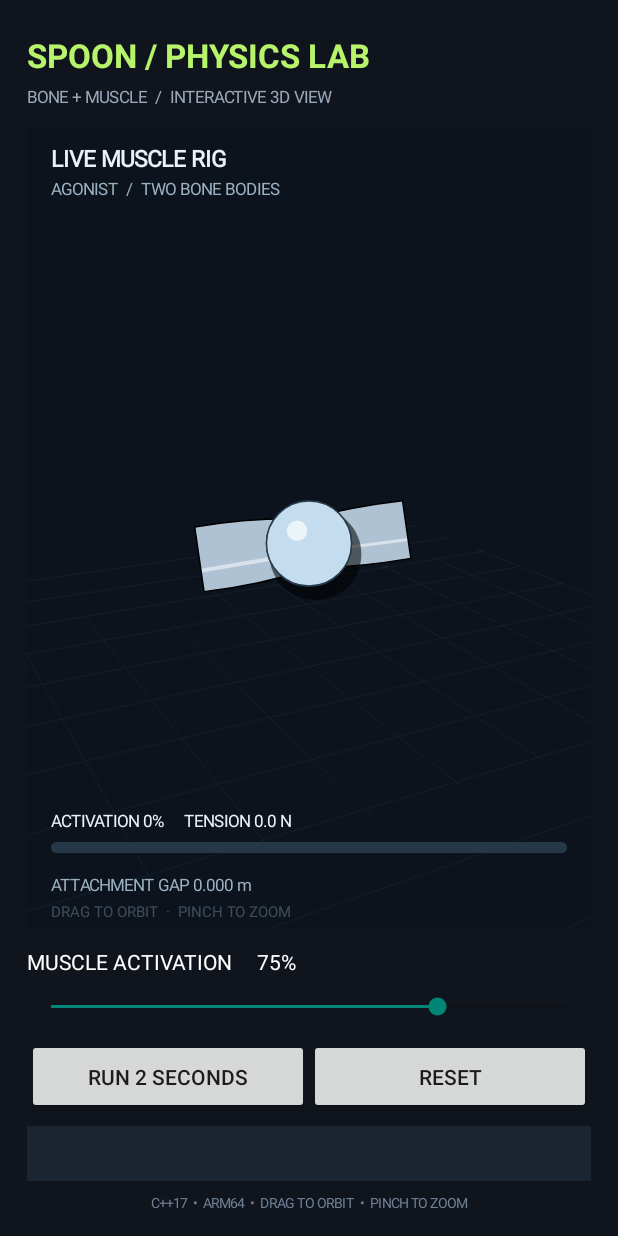
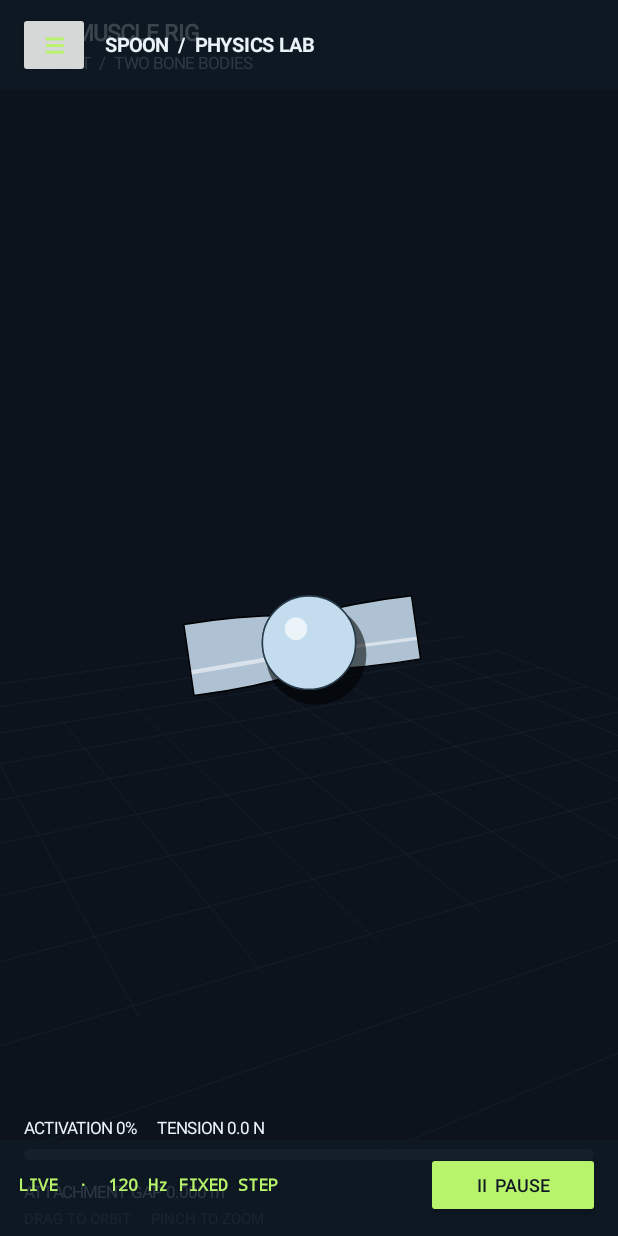
Before and after one commit to Dripxiecon/Spoon-Engine, an Android app: the screen it shows after launch (MainActivity), on a phone screen of 412 x 824 dp. Run offline under Robolectric (Android 15) with nearby library versions, the phone set to English and light mode, and no system bars; 5 statements that could not run were skipped.

Commit message:
Make physics demo continuously simulate with full-screen viewport controls

```diff
--- a/android-demo/app/src/main/java/com/spoonengine/demo/MainActivity.java
+++ b/android-demo/app/src/main/java/com/spoonengine/demo/MainActivity.java
@@ -1,24 +1,33 @@
 package com.spoonengine.demo;
 
 import android.app.Activity;
+import android.app.AlertDialog;
+import android.graphics.Color;
 import android.graphics.Typeface;
 import android.os.Bundle;
+import android.view.Choreographer;
 import android.view.Gravity;
+import android.view.View;
 import android.view.ViewGroup;
 import android.widget.Button;
+import android.widget.FrameLayout;
 import android.widget.LinearLayout;
 import android.widget.SeekBar;
 import android.widget.TextView;
 
-public final class MainActivity extends Activity {
+public final class MainActivity extends Activity implements Choreographer.FrameCallback {
     static {
         System.loadLibrary("spoon_demo");
     }
 
-    private TextView readout;
-    private TextView activationLabel;
     private BoneSceneView scene;
+    private TextView status;
     private int activation = 75;
+    private boolean running;
+    private boolean framePosted;
+    private long previousFrameNanos;
+    private double accumulator;
+    private String lastReadout = "";
 
     private static native String nativeReset();
     private static native String nativeStep(float activation, int frames);
@@ -28,113 +37,200 @@ public final class MainActivity extends Activity {
     protected void onCreate(Bundle savedInstanceState) {
         super.onCreate(savedInstanceState);
 
-        LinearLayout root = new LinearLayout(this);
-        root.setOrientation(LinearLayout.VERTICAL);
-        root.setPadding(dp(18), dp(22), dp(18), dp(16));
-        root.setBackgroundColor(0xFF10151D);
-
-        TextView title = new TextView(this);
-        title.setText("SPOON / PHYSICS LAB");
-        title.setTextColor(0xFFB7F36B);
-        title.setTextSize(22);
-        title.setTypeface(Typeface.DEFAULT, Typeface.BOLD);
-        root.addView(title);
-
-        TextView subtitle = new TextView(this);
-        subtitle.setText("BONE + MUSCLE  /  INTERACTIVE 3D VIEW");
-        subtitle.setTextColor(0xFF9AA8B8);
-        subtitle.setTextSize(11);
-        subtitle.setPadding(0, dp(5), 0, dp(12));
-        root.addView(subtitle);
+        FrameLayout root = new FrameLayout(this);
+        root.setBackgroundColor(Color.rgb(12, 19, 28));
 
         scene = new BoneSceneView(this);
-        LinearLayout.LayoutParams sceneParams = new LinearLayout.LayoutParams(
-                ViewGroup.LayoutParams.MATCH_PARENT, 0, 1f);
-        sceneParams.bottomMargin = dp(12);
-        root.addView(scene, sceneParams);
+        root.addView(scene, new FrameLayout.LayoutParams(
+                ViewGroup.LayoutParams.MATCH_PARENT, ViewGroup.LayoutParams.MATCH_PARENT));
 
-        activationLabel = new TextView(this);
-        activationLabel.setTextColor(0xFFFFFFFF);
-        activationLabel.setTextSize(14);
-        root.addView(activationLabel);
+        LinearLayout topBar = new LinearLayout(this);
+        topBar.setOrientation(LinearLayout.HORIZONTAL);
+        topBar.setGravity(Gravity.CENTER_VERTICAL);
+        topBar.setPadding(dp(12), dp(8), dp(12), dp(8));
+        topBar.setBackgroundColor(0xCC101923);
+
+        Button menu = new Button(this);
+        menu.setText("≡");
+        menu.setTextSize(25);
+        menu.setTextColor(0xFFB7F36B);
+        menu.setAllCaps(false);
+        menu.setMinWidth(dp(48));
+        menu.setMinimumWidth(dp(48));
+        menu.setPadding(0, 0, 0, 0);
+        topBar.addView(menu, new LinearLayout.LayoutParams(dp(48), dp(44)));
+
+        TextView heading = new TextView(this);
+        heading.setText("SPOON  /  PHYSICS LAB");
+        heading.setTextColor(0xFFEAF2F8);
+        heading.setTextSize(13);
+        heading.setTypeface(Typeface.DEFAULT, Typeface.BOLD);
+        heading.setPadding(dp(10), 0, 0, 0);
+        topBar.addView(heading, new LinearLayout.LayoutParams(
+                0, ViewGroup.LayoutParams.WRAP_CONTENT, 1f));
+
+        FrameLayout.LayoutParams topParams = new FrameLayout.LayoutParams(
+                ViewGroup.LayoutParams.MATCH_PARENT, ViewGroup.LayoutParams.WRAP_CONTENT,
+                Gravity.TOP);
+        root.addView(topBar, topParams);
+
+        LinearLayout bottomBar = new LinearLayout(this);
+        bottomBar.setOrientation(LinearLayout.HORIZONTAL);
+        bottomBar.setGravity(Gravity.CENTER_VERTICAL);
+        bottomBar.setPadding(dp(12), dp(8), dp(12), dp(12));
+        bottomBar.setBackgroundColor(0xCC101923);
+
+        status = new TextView(this);
+        status.setText("LIVE  ·  120 Hz FIXED STEP");
+        status.setTextColor(0xFFB7F36B);
+        status.setTextSize(11);
+        status.setTypeface(Typeface.MONOSPACE, Typeface.BOLD);
+        bottomBar.addView(status, new LinearLayout.LayoutParams(
+                0, ViewGroup.LayoutParams.WRAP_CONTENT, 1f));
+
+        Button pause = new Button(this);
+        pause.setText("Ⅱ  PAUSE");
+        pause.setTextSize(12);
+        pause.setAllCaps(false);
+        pause.setTextColor(0xFF101923);
+        pause.setBackgroundTintList(android.content.res.ColorStateList.valueOf(0xFFB7F36B));
+        bottomBar.addView(pause, new LinearLayout.LayoutParams(dp(116), dp(44)));
+
+        FrameLayout.LayoutParams bottomParams = new FrameLayout.LayoutParams(
+                ViewGroup.LayoutParams.MATCH_PARENT, ViewGroup.LayoutParams.WRAP_CONTENT,
+                Gravity.BOTTOM);
+        root.addView(bottomBar, bottomParams);
+
+        setContentView(root);
+        lastReadout = nativeReset();
+        refreshScene();
+
+        menu.setOnClickListener(view -> showControls());
+        pause.setOnClickListener(view -> {
+            running = !running;
+            accumulator = 0.0;
+            previousFrameNanos = 0L;
+            pause.setText(running ? "Ⅱ  PAUSE" : "▶  RESUME");
+            status.setText(running ? "LIVE  ·  120 Hz FIXED STEP" : "PAUSED  ·  SIMULATION FROZEN");
+            if (running) startFrames();
+        });
+    }
+
+    private void showControls() {
+        LinearLayout panel = new LinearLayout(this);
+        panel.setOrientation(LinearLayout.VERTICAL);
+        panel.setPadding(dp(20), dp(12), dp(20), dp(4));
+
+        TextView activationTitle = new TextView(this);
+        activationTitle.setText("MUSCLE ACTIVATION  ·  " + activation + "%");
+        activationTitle.setTextSize(15);
+        activationTitle.setTextColor(0xFF17212B);
+        activationTitle.setTypeface(Typeface.DEFAULT, Typeface.BOLD);
+        panel.addView(activationTitle);
 
         SeekBar strength = new SeekBar(this);
         strength.setMax(100);
         strength.setProgress(activation);
-        root.addView(strength, new LinearLayout.LayoutParams(
-                ViewGroup.LayoutParams.MATCH_PARENT, dp(42)));
+        panel.addView(strength, new LinearLayout.LayoutParams(
+                ViewGroup.LayoutParams.MATCH_PARENT, dp(48)));
         strength.setOnSeekBarChangeListener(new SeekBar.OnSeekBarChangeListener() {
-            @Override public void onProgressChanged(SeekBar seekBar, int value, boolean fromUser) {
+            @Override public void onProgressChanged(SeekBar bar, int value, boolean fromUser) {
                 activation = value;
-                updateLabel();
-                if (fromUser) {
-                    nativeStep(activation / 100.0f, 1);
-                    refreshScene();
+                activationTitle.setText("MUSCLE ACTIVATION  ·  " + activation + "%");
+            }
+            @Override public void onStartTrackingTouch(SeekBar bar) {}
+            @Override public void onStopTrackingTouch(SeekBar bar) {}
+        });
+
+        TextView details = new TextView(this);
+        details.setText(lastReadout);
+        details.setTextColor(0xFF344454);
+        details.setTextSize(12);
+        details.setTypeface(Typeface.MONOSPACE);
+        details.setPadding(0, dp(12), 0, dp(8));
+        panel.addView(details);
+
+        Button reset = new Button(this);
+        reset.setText("RESET SIMULATION");
+        reset.setAllCaps(false);
+        panel.addView(reset);
+        AlertDialog dialog = new AlertDialog.Builder(this)
+                .setTitle("SIMULATION CONTROLS")
+                .setView(panel)
+                .setPositiveButton("CLOSE", null)
+                .create();
+        reset.setOnClickListener(view -> {
+            lastReadout = nativeReset();
+            accumulator = 0.0;
+            refreshScene();
+            details.setText(lastReadout);
+        });
+        dialog.show();
+    }
+
+    @Override
+    protected void onResume() {
+        super.onResume();
+        running = true;
+        startFrames();
+    }
+
+    @Override
+    protected void onPause() {
+        running = false;
+        stopFrames();
+        super.onPause();
+    }
+
+    private void startFrames() {
+        if (running && !framePosted) {
+            previousFrameNanos = 0L;
+            Choreographer.getInstance().postFrameCallback(this);
+            framePosted = true;
+        }
+    }
+
+    private void stopFrames() {
+        if (framePosted) {
+            Choreographer.getInstance().removeFrameCallback(this);
+            framePosted = false;
+        }
+        previousFrameNanos = 0L;
+        accumulator = 0.0;
+    }
+
+    @Override
+    public void doFrame(long frameTimeNanos) {
+        framePosted = false;
+        if (!running) return;
+
+        if (previousFrameNanos != 0L) {
+            double frameDelta = Math.min(
+                    (frameTimeNanos - previousFrameNanos) / 1_000_000_000.0, 0.1);
+            accumulator += frameDelta;
+            final double fixedDelta = 1.0 / 120.0;
+            int steps = Math.min(8, (int)(accumulator / fixedDelta));
+            if (steps > 0) {
+                lastReadout = nativeStep(activation / 100.0f, steps);
+                accumulator -= steps * fixedDelta;
+                if (status != null && !lastReadout.isEmpty()) {
+                    status.setText("LIVE  ·  " + activation + "% MUSCLE  ·  120 Hz");
                 }
             }
-            @Override public void onStartTrackingTouch(SeekBar seekBar) {}
-            @Override public void onStopTrackingTouch(SeekBar seekBar) {}
-        });
-
-        LinearLayout actions = new LinearLayout(this);
-        actions.setOrientation(LinearLayout.HORIZONTAL);
-        Button step = new Button(this);
-        step.setText("RUN 2 SECONDS");
-        actions.addView(step, new LinearLayout.LayoutParams(0, dp(50), 1f));
-        Button reset = new Button(this);
-        reset.setText("RESET");
-        actions.addView(reset, new LinearLayout.LayoutParams(0, dp(50), 1f));
-        root.addView(actions);
-
-        readout = new TextView(this);
-        readout.setTextColor(0xFFE7EDF5);
-        readout.setTextSize(12);
-        readout.setTypeface(Typeface.MONOSPACE);
-        readout.setLineSpacing(dp(3), 1.0f);
-        readout.setPadding(dp(12), dp(10), dp(12), dp(10));
-        readout.setBackgroundColor(0xFF1B2532);
-        LinearLayout.LayoutParams readoutParams = new LinearLayout.LayoutParams(
-                ViewGroup.LayoutParams.MATCH_PARENT, ViewGroup.LayoutParams.WRAP_CONTENT);
-        readoutParams.topMargin = dp(8);
-        root.addView(readout, readoutParams);
-
-        TextView footer = new TextView(this);
-        footer.setText("C++17  •  ARM64  •  DRAG TO ORBIT  •  PINCH TO ZOOM");
-        footer.setTextColor(0xFF718096);
-        footer.setTextSize(9);
-        footer.setGravity(Gravity.CENTER);
-        footer.setPadding(0, dp(8), 0, 0);
-        root.addView(footer);
-
-        setContentView(root);
-        readout.setText(nativeReset());
-        updateLabel();
+        }
+        previousFrameNanos = frameTimeNanos;
         refreshScene();
-
-        step.setOnClickListener(view -> runSimulation(240));
-        reset.setOnClickListener(view -> {
-            activation = 75;
-            strength.setProgress(activation);
-            readout.setText(nativeReset());
-            updateLabel();
-            refreshScene();
-        });
-    }
-
-    private void runSimulation(int frames) {
-        readout.setText(nativeStep(activation / 100.0f, frames));
-        refreshScene();
+        if (running && !framePosted) {
+            Choreographer.getInstance().postFrameCallback(this);
+            framePosted = true;
+        }
     }
 
     private void refreshScene() {
         if (scene != null) scene.setState(nativeSceneState());
     }
 
-    private void updateLabel() {
-        activationLabel.setText("MUSCLE ACTIVATION     " + activation + "%");
-    }
-
-    private int dp(int value) {
+    private int dp(float value) {
         return Math.round(value * getResources().getDisplayMetrics().density);
     }
 }
```
